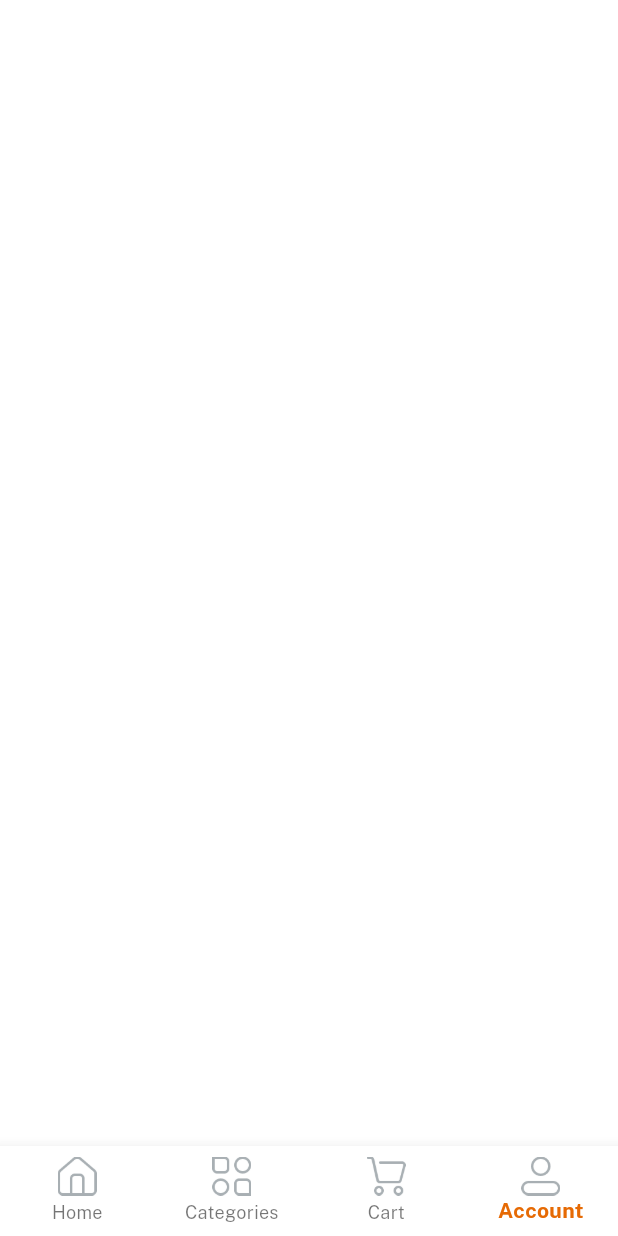
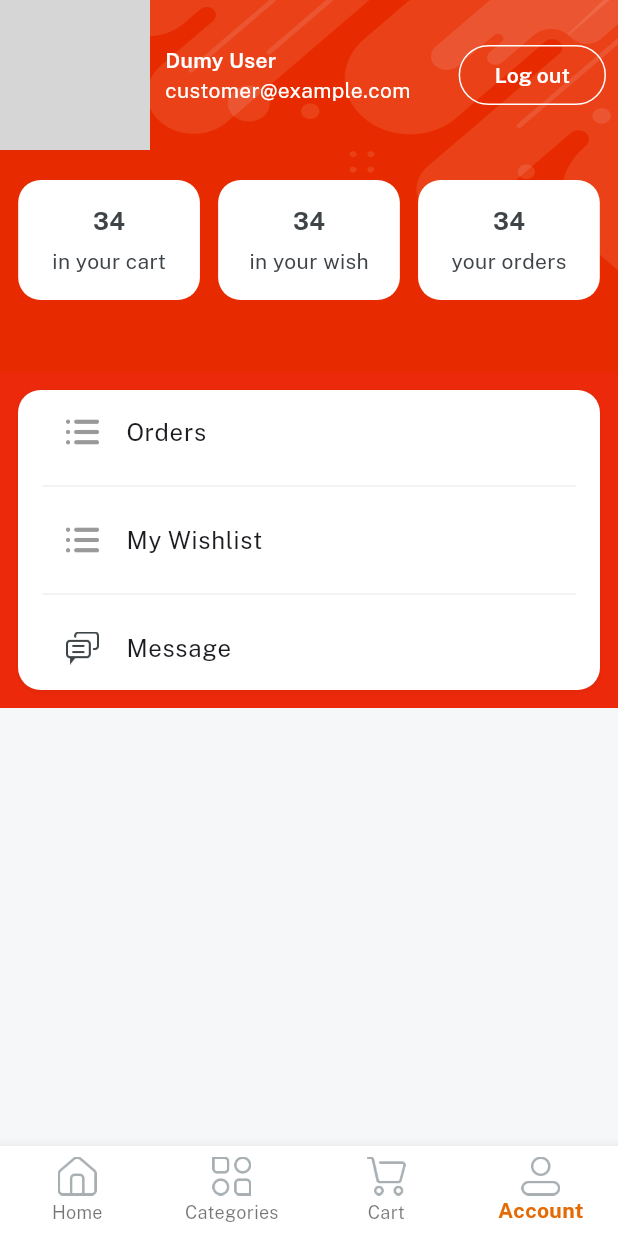
Before and after one commit to ManishRawat84331/eMart, a Flutter app: the Home screen opened directly, item 4 of the bottom bar chosen, on a phone screen of 412 x 824 dp. Run offline on Flutter 3.47's test engine with Material 3 defaults, Android fonts, the phone set to English and light mode, and no system bars; our stand-ins replace get, velocity_x; network calls fail; grey boxes are pictures that could not be loaded.

Commit message:
complete profile screen

```diff
--- a/lib/consts/lists.dart
+++ b/lib/consts/lists.dart
@@ -53,3 +53,6 @@ const itemDetailsList = [
   returnpolicy,
   supportPolicy
 ];
+
+const profileButtonList = [orders, wishlist, message];
+const profileButtonsIcon = [icOrder,icOrder,icMessages];
--- a/lib/consts/strings.dart
+++ b/lib/consts/strings.dart
@@ -17,6 +17,7 @@ const privacyPolicy = "Privacy Policy";
 const termAndCond = "Terms and Conditions";
 const registerwithPhoneNumber = "or Register With Phone Number ";
 const alreadyhaveAccount = "Already have an account?";
+const logout = "Log out";
 
 // home navBar strings
 const home = "Home",
@@ -58,3 +59,6 @@ const video = "Video",
     sellpolicy = "Seller Policy",
     returnpolicy = "Return Policy",
     supportPolicy = "Support Policy";
+
+//Profile Screen String
+const wishlist = "My Wishlist", orders = "Orders", message = "Message";
--- a/lib/views/cart_screen/cart_screen.dart
+++ b/lib/views/cart_screen/cart_screen.dart
@@ -1,3 +1,4 @@
+import 'package:e_commerce/consts/consts.dart';
 import 'package:flutter/material.dart';
 
 class CartScreen extends StatelessWidget {
@@ -5,6 +6,13 @@ class CartScreen extends StatelessWidget {
 
   @override
   Widget build(BuildContext context) {
-    return Container();
+    return Container(
+        color: Colors.white,
+        child: "Cart Empty"
+            .text
+            .size(25)
+            .fontFamily(semibold)
+            .color(darkFontGrey)
+            .makeCentered());
   }
 }
--- /dev/null
+++ b/lib/views/profile_screen/componet/detailsButton.dart
@@ -0,0 +1,19 @@
+import "package:e_commerce/consts/consts.dart";
+
+Widget detailsCard({width,String? count,String? title}){
+  return Column(
+    mainAxisAlignment: MainAxisAlignment.center,
+              children: [
+                count!.text.fontFamily(bold).color(darkFontGrey).size(16).make(),
+                5.heightBox,
+                title!.text.color(darkFontGrey).make()
+              ],
+            )
+                .box
+                .white
+                .rounded
+                .width(width)
+                .height(80)
+                .padding(EdgeInsets.all(4))
+                .make();
+}
--- a/lib/views/profile_screen/profile_screen.dart
+++ b/lib/views/profile_screen/profile_screen.dart
@@ -1,3 +1,7 @@
+import 'package:e_commerce/consts/consts.dart';
+import 'package:e_commerce/consts/lists.dart';
+import 'package:e_commerce/views/profile_screen/componet/detailsButton.dart';
+import 'package:e_commerce/widgets/bgWidget.dart';
 import 'package:flutter/material.dart';
 
 class ProfileScreen extends StatelessWidget {
@@ -5,6 +9,91 @@ class ProfileScreen extends StatelessWidget {
 
   @override
   Widget build(BuildContext context) {
-    return Container();
+    return bgWidget(
+        child: Scaffold(
+      body: SafeArea(
+          child: Column(
+        children: [
+          Row(
+            children: [
+              Image.network(
+                "https://imgs.search.brave.com/69key3StNDFXcH6DdSzJbPuaq9hfsMD3Io1P70UW9R4/rs:fit:500:0:0/g:ce/aHR0cHM6Ly93d3cu/cG5nbWFydC5jb20v/ZmlsZXMvMjIvRWxv/bi1NdXNrLVBORy1J/c29sYXRlZC1QaG90/by5wbmc",
+                width: 100,
+                fit: BoxFit.cover,
+              ).box.white.roundedFull.clip(Clip.antiAlias).make(),
+              10.widthBox,
+              Expanded(
+                  child: Column(
+                crossAxisAlignment: CrossAxisAlignment.start,
+                children: [
+                  "Dumy User".text.white.fontFamily(semibold).make(),
+                  "customer@example.com".text.white.make()
+                ],
+              )),
+              Padding(
+                padding: const EdgeInsets.all(8.0),
+                child: OutlinedButton(
+                  style: OutlinedButton.styleFrom(
+                      side: const BorderSide(
+                          style: BorderStyle.solid, color: whiteColor)),
+                  onPressed: () {},
+                  child: logout.text.fontFamily(semibold).white.make(),
+                ),
+              )
+            ],
+          ),
+          20.heightBox,
+          Row(
+            mainAxisAlignment: MainAxisAlignment.spaceEvenly,
+            children: [
+              detailsCard(
+                  width: context.screenWidth / 3.4,
+                  title: "in your cart",
+                  count: 34.toString()),
+              detailsCard(
+                  width: context.screenWidth / 3.4,
+                  title: "in your wish",
+                  count: 34.toString()),
+              detailsCard(
+                  width: context.screenWidth / 3.4,
+                  title: "your orders",
+                  count: 34.toString())
+            ],
+          ),
+
+          48.heightBox,
+          //button secttion
+
+          ListView.separated(
+            shrinkWrap: true,
+            separatorBuilder: (context, index) {
+              return const Divider(
+                color: lightGrey,
+              );
+            },
+            itemCount: profileButtonList.length,
+            itemBuilder: (BuildContext context, int index) {
+              return ListTile(
+                leading: Image.asset(
+                  profileButtonsIcon[index],
+                  width: 22,
+                ),
+                title: profileButtonList[index].text.make(),
+              );
+            },
+          )
+              .box
+              .white
+              .rounded
+              .padding(EdgeInsets.symmetric(horizontal: 16))
+              .shadowSm
+              .margin(EdgeInsetsDirectional.all(12))
+              .make()
+              .box
+              .color(Color.fromARGB(255, 236, 41, 11))
+              .make()
+        ],
+      )),
+    ));
   }
 }
```
